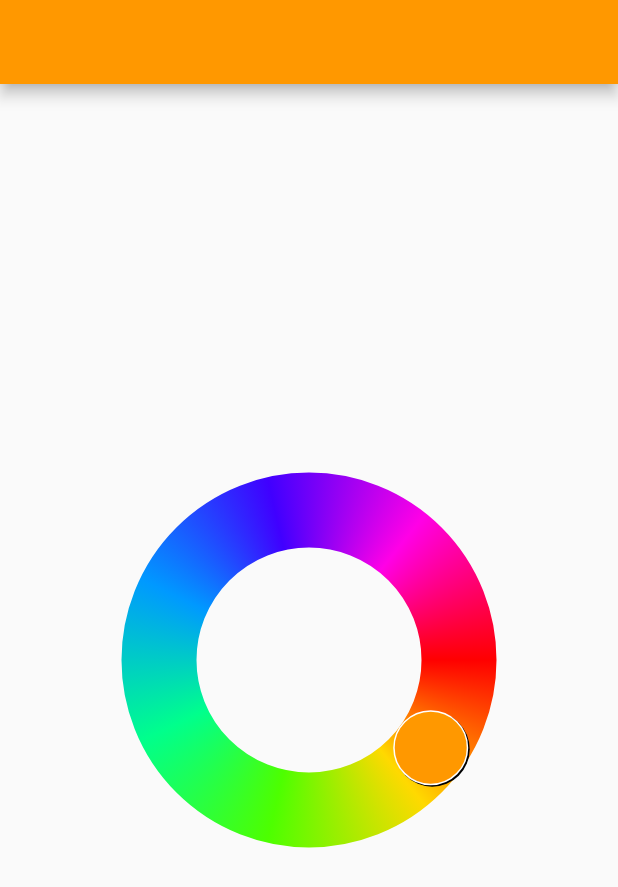
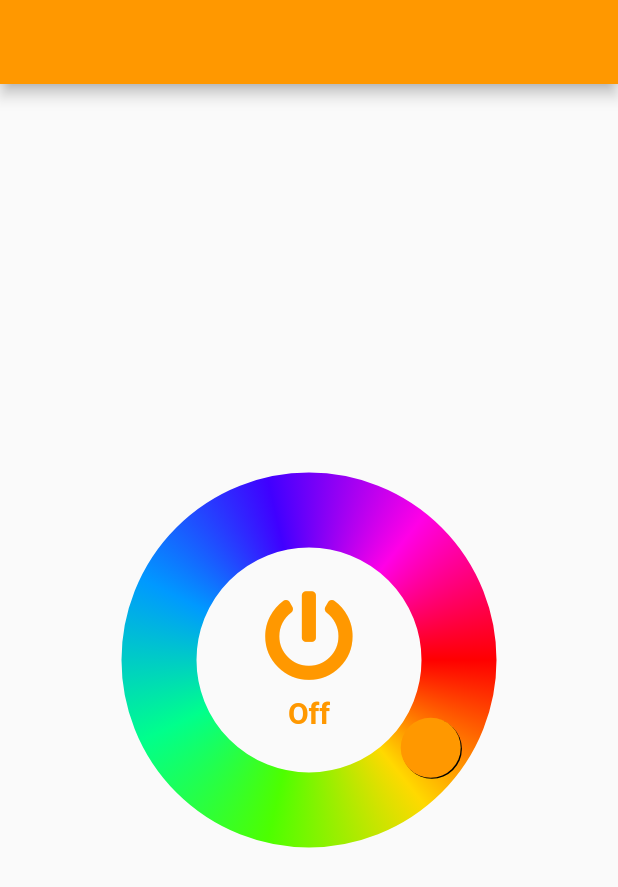
Before and after one commit to taylanyildiz/led_controller, a Flutter app: the screen it shows after launch, on a phone screen of 412 x 824 dp. Shown: the top 887 px of the screen. Run offline on Flutter 3.47's test engine with Material 2 defaults, Android fonts, the phone set to English and light mode, and no system bars; our stand-ins replace font_awesome_flutter, get.

Commit message:
center child has been added in circle color picer

```diff
--- a/lib/controllers/screens/home_screen_controller.dart
+++ b/lib/controllers/screens/home_screen_controller.dart
@@ -3,9 +3,15 @@ import 'package:get/get.dart';
 
 class HomeScreenController extends GetxController {
   Color color = Colors.orange;
+  bool ledOn = false;
 
   void changeColor(color) {
     this.color = color;
     update();
   }
+
+  void onOffOnPress() {
+    ledOn = !ledOn;
+    update();
+  }
 }
--- a/lib/screens/home_screen.dart
+++ b/lib/screens/home_screen.dart
@@ -1,4 +1,5 @@
 import 'package:flutter/material.dart';
+import 'package:font_awesome_flutter/font_awesome_flutter.dart';
 import 'package:get/get.dart';
 import 'package:led_controller/widgets/widgets.dart';
 import '/controllers/controllers.dart';
@@ -20,6 +21,7 @@ class HomeScreen extends GetView<HomeScreenController> {
                   strokeWidth: 50.0,
                   size: const Size(250.0, 250.0),
                   onChange: controller.changeColor,
+                  child: _buildOnOffButton,
                 ),
               ],
             ),
@@ -34,4 +36,33 @@ class HomeScreen extends GetView<HomeScreenController> {
       backgroundColor: controller.color,
     );
   }
+
+  Widget get _buildOnOffButton {
+    return GestureDetector(
+      onTap: controller.onOffOnPress,
+      child: Container(
+        padding: const EdgeInsets.all(10.0),
+        color: Colors.transparent,
+        child: Column(
+          mainAxisAlignment: MainAxisAlignment.center,
+          children: [
+            Icon(
+              FontAwesomeIcons.powerOff,
+              size: 60.0,
+              color: controller.color,
+            ),
+            const SizedBox(height: 10.0),
+            Text(
+              controller.ledOn ? "On" : "Off",
+              style: TextStyle(
+                color: controller.color,
+                fontSize: 20.0,
+                fontWeight: FontWeight.bold,
+              ),
+            ),
+          ],
+        ),
+      ),
+    );
+  }
 }
--- a/lib/widgets/circle_color_picker.dart
+++ b/lib/widgets/circle_color_picker.dart
@@ -8,6 +8,7 @@ class CircleColorPicker extends StatefulWidget {
     Size? size,
     double? strokeWidth,
     Color? initialColor,
+    this.child,
   })  : size = size ?? const Size(200.0, 200.0),
         strokeWidth = strokeWidth ?? 30.0,
         initialColor = initialColor ?? Colors.orange,
@@ -27,6 +28,9 @@ class CircleColorPicker extends StatefulWidget {
 
   /// On change [Color] returns.
   final Function(Color color) onChange;
+
+  /// Center of circle picker color child [Widget].
+  final Widget? child;
 
   @override
   State<CircleColorPicker> createState() => _CircleColorPickerState();
@@ -49,14 +53,12 @@ class _CircleColorPickerState extends State<CircleColorPicker>
     )..addListener(_hueListener);
     _scaleController = AnimationController(
       vsync: this,
-      value: 1,
-      lowerBound: 0.9,
-      upperBound: 1,
+      value: .8,
+      lowerBound: 0.7,
+      upperBound: 0.8,
       duration: const Duration(milliseconds: 50),
     );
-    _offset = _CircleTween(
-      (minSize - strokeWidth) / 2,
-    ).animate(_hueController);
+    _offset = _CircleTween((minSize - strokeWidth) / 2).animate(_hueController);
     super.initState();
   }
 
@@ -99,7 +101,6 @@ class _CircleColorPickerState extends State<CircleColorPicker>
       position.dx - circleWidth / 2,
     );
     _hueController.value = radians % (2 * pi);
-    setState(() {});
   }
 
   @override
@@ -163,7 +164,6 @@ class _CircleColorPickerState extends State<CircleColorPicker>
               decoration: BoxDecoration(
                 color: _onChangeColor,
                 shape: BoxShape.circle,
-                border: Border.all(color: Colors.white),
                 boxShadow: const [
                   BoxShadow(
                     color: Colors.black,
@@ -179,12 +179,14 @@ class _CircleColorPickerState extends State<CircleColorPicker>
   }
 
   Widget get _buildCenterChild {
-    return Container(
-      width: circleWidth - strokeWidth * 2,
-      height: circleHeight - strokeWidth * 2,
-      decoration: const BoxDecoration(
-        shape: BoxShape.circle,
-        color: Colors.transparent,
+    return ClipRRect(
+      borderRadius: BorderRadius.circular(circleHeight - strokeWidth * 2),
+      child: Container(
+        decoration: const BoxDecoration(
+          shape: BoxShape.circle,
+          color: Colors.transparent,
+        ),
+        child: widget.child,
       ),
     );
   }
--- a/pubspec.yaml
+++ b/pubspec.yaml
@@ -11,11 +11,9 @@ dependencies:
     sdk: flutter
 
   cupertino_icons: ^1.0.2
+  font_awesome_flutter: ^9.2.0
 
   get: ^4.6.1
-
-  # circle color picker
-  flutter_circle_color_picker: ^0.3.0
 
 dev_dependencies:
   flutter_test:
```
Also changed, not shown: pubspec.lock.
